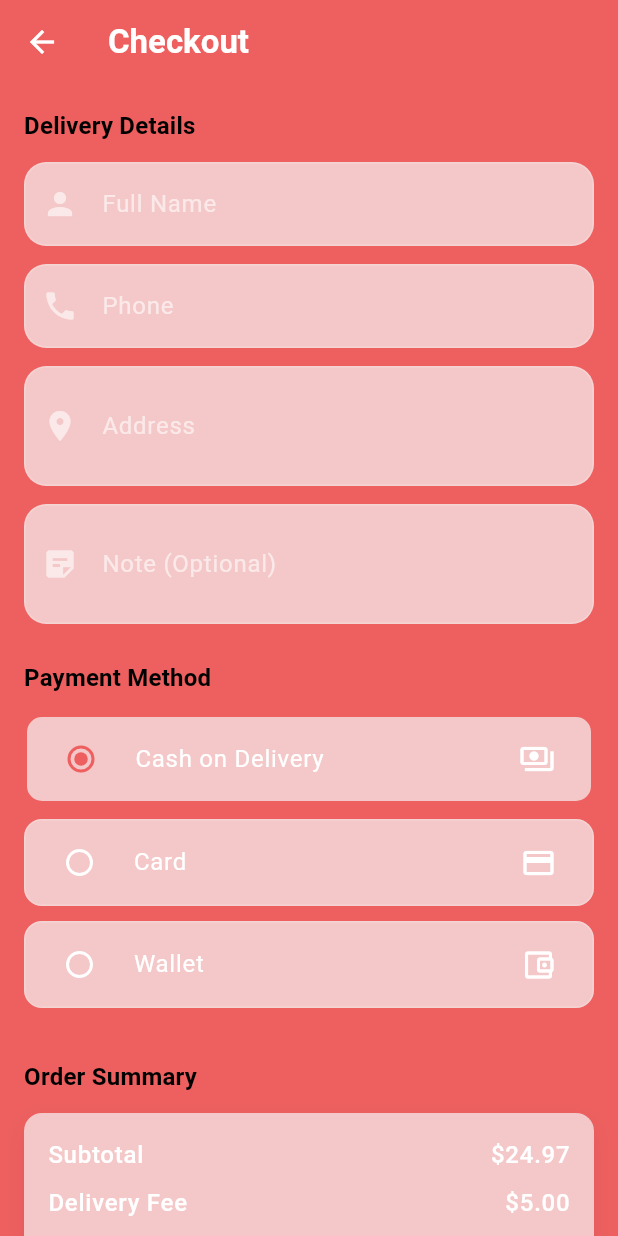
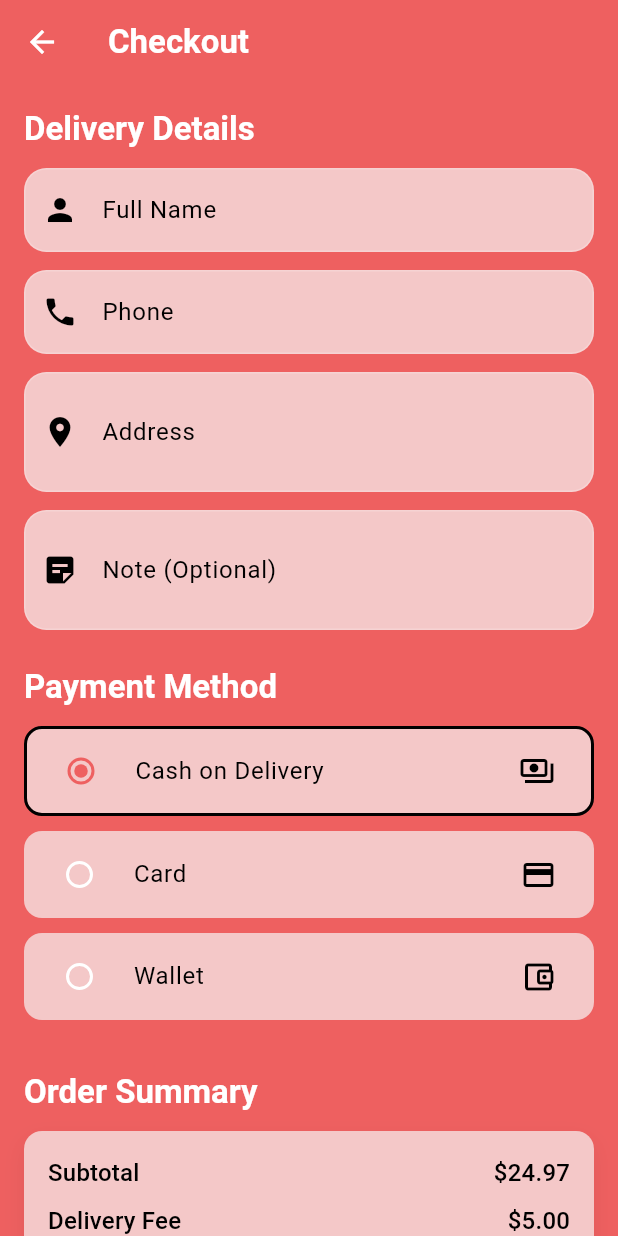
Before and after one commit to sayedulmorsalin/RFC, a Flutter app: the CartPage screen opened by its route, after a tap on the "add circle outline" icon, after a tap on "Proceed to Checkout", on a phone screen of 412 x 824 dp. Run offline on Flutter 3.47's test engine with Material 3 defaults, Android fonts, the phone set to English and light mode, and no system bars; our stand-ins replace get; network calls fail.

Commit message:
color are set accroding to the theme

```diff
--- a/lib/components/textfield.dart
+++ b/lib/components/textfield.dart
@@ -50,7 +50,6 @@ class _CustomTextFieldState extends State<CustomTextField> {
       maxLines: _obscureText ? 1 : widget.maxLines,
       minLines: widget.minLines,
 
-
       style: TextStyle(color: textColor),
 
       cursorColor: scheme.primary,
@@ -59,9 +58,16 @@ class _CustomTextFieldState extends State<CustomTextField> {
         labelText: widget.labelText,
         hintText: widget.hintText,
 
-        labelStyle: TextStyle(color: muted),
-        hintStyle: TextStyle(color: muted),
-        prefixIcon: Icon(widget.prefixIcon, color: muted),
+        labelStyle: TextStyle(
+          color: Theme.of(context).textTheme.titleMedium?.color?.withOpacity(1),
+        ),
+        hintStyle: TextStyle(
+          color: Theme.of(context).textTheme.titleMedium?.color?.withOpacity(1),
+        ),
+        prefixIcon: Icon(
+          widget.prefixIcon,
+          color: Theme.of(context).textTheme.titleMedium?.color?.withOpacity(1),
+        ),
 
         suffixIcon: widget.isPasswordField
             ? IconButton(
--- a/lib/theme/app_theme.dart
+++ b/lib/theme/app_theme.dart
@@ -8,11 +8,9 @@ class AppTheme {
 
   static ThemeData light() {
     final ColorScheme scheme = const ColorScheme.light(
-      background: background,
       surface: surface,
       primary: primary,
       onPrimary: Colors.white,
-      onBackground: text,
       onSurface: text,
     );
 
--- a/lib/views/product/cart.dart
+++ b/lib/views/product/cart.dart
@@ -81,15 +81,12 @@ class _CartPageState extends State<CartPage> {
                   style: TextStyle(
                     fontSize: 16,
                     fontWeight: FontWeight.bold,
-                    color: scheme.onBackground,
+                    color: scheme.onSurface,
                   ),
                 ),
                 Text(
                   '\$${item['price'].toStringAsFixed(2)}',
-                  style: TextStyle(
-                    fontSize: 16,
-                    color: scheme.onBackground.withOpacity(0.8),
-                  ),
+                  style: TextStyle(fontSize: 16, color: scheme.onSurface),
                 ),
               ],
             ),
@@ -106,7 +103,7 @@ class _CartPageState extends State<CartPage> {
     return Row(
       children: [
         IconButton(
-          icon: Icon(Icons.remove_circle_outline, color: scheme.onBackground),
+          icon: Icon(Icons.remove_circle_outline, color: scheme.onSurface),
           onPressed: () {
             setState(() {
               if (item['quantity'] > 1) {
@@ -117,10 +114,10 @@ class _CartPageState extends State<CartPage> {
         ),
         Text(
           item['quantity'].toString(),
-          style: TextStyle(fontSize: 16, color: scheme.onBackground),
+          style: TextStyle(fontSize: 16, color: scheme.onSurface),
         ),
         IconButton(
-          icon: Icon(Icons.add_circle_outline, color: scheme.onBackground),
+          icon: Icon(Icons.add_circle_outline, color: scheme.onSurface),
           onPressed: () {
             setState(() {
               item['quantity']++;
@@ -160,11 +157,21 @@ class _CartPageState extends State<CartPage> {
             children: [
               Text(
                 'Subtotal',
-                style: TextStyle(fontSize: 16, color: scheme.onSurface),
+                style: TextStyle(
+                  fontSize: 16,
+                  color: Theme.of(
+                    context,
+                  ).textTheme.titleMedium?.color?.withOpacity(0.6),
+                ),
               ),
               Text(
                 '\$${subtotal.toStringAsFixed(2)}',
-                style: TextStyle(fontSize: 16, color: scheme.onSurface),
+                style: TextStyle(
+                  fontSize: 16,
+                  color: Theme.of(
+                    context,
+                  ).textTheme.titleMedium?.color?.withOpacity(0.6),
+                ),
               ),
             ],
           ),
@@ -174,11 +181,21 @@ class _CartPageState extends State<CartPage> {
             children: [
               Text(
                 'Delivery Fee',
-                style: TextStyle(fontSize: 16, color: scheme.onSurface),
+                style: TextStyle(
+                  fontSize: 16,
+                  color: Theme.of(
+                    context,
+                  ).textTheme.titleMedium?.color?.withOpacity(0.6),
+                ),
               ),
               Text(
                 '\$${deliveryFee.toStringAsFixed(2)}',
-                style: TextStyle(fontSize: 16, color: scheme.onSurface),
+                style: TextStyle(
+                  fontSize: 16,
+                  color: Theme.of(
+                    context,
+                  ).textTheme.titleMedium?.color?.withOpacity(0.6),
+                ),
               ),
             ],
           ),
@@ -191,7 +208,9 @@ class _CartPageState extends State<CartPage> {
                 style: TextStyle(
                   fontSize: 20,
                   fontWeight: FontWeight.bold,
-                  color: scheme.onSurface,
+                  color: Theme.of(
+                    context,
+                  ).textTheme.titleMedium?.color?.withOpacity(0.6),
                 ),
               ),
               Text(
@@ -199,7 +218,9 @@ class _CartPageState extends State<CartPage> {
                 style: TextStyle(
                   fontSize: 20,
                   fontWeight: FontWeight.bold,
-                  color: scheme.onSurface,
+                  color: Theme.of(
+                    context,
+                  ).textTheme.titleMedium?.color?.withOpacity(0.6),
                 ),
               ),
             ],
@@ -208,7 +229,6 @@ class _CartPageState extends State<CartPage> {
           ElevatedButton(
             style: ElevatedButton.styleFrom(
               minimumSize: const Size(double.infinity, 50),
-              // primary: Colors.redAccent,
             ),
             onPressed: () {
               Get.toNamed('/checkout');
--- a/lib/views/product/checkout.dart
+++ b/lib/views/product/checkout.dart
@@ -34,7 +34,10 @@ class _CheckoutState extends State<Checkout> {
 
     return Scaffold(
       appBar: AppBar(
-        title: const Text('Checkout', style: TextStyle(fontWeight: FontWeight.bold)),
+        title: const Text(
+          'Checkout',
+          style: TextStyle(fontWeight: FontWeight.bold),
+        ),
       ),
       body: SingleChildScrollView(
         padding: const EdgeInsets.all(16),
@@ -97,9 +100,17 @@ class _CheckoutState extends State<Checkout> {
 
               _buildSectionTitle(context, 'Payment Method'),
               const SizedBox(height: 12),
-              _buildPaymentTile(context, 'Cash on Delivery', Icons.payments_outlined),
+              _buildPaymentTile(
+                context,
+                'Cash on Delivery',
+                Icons.payments_outlined,
+              ),
               _buildPaymentTile(context, 'Card', Icons.credit_card),
-              _buildPaymentTile(context, 'Wallet', Icons.account_balance_wallet_outlined),
+              _buildPaymentTile(
+                context,
+                'Wallet',
+                Icons.account_balance_wallet_outlined,
+              ),
               const SizedBox(height: 24),
 
               _buildSectionTitle(context, 'Order Summary'),
@@ -112,7 +123,9 @@ class _CheckoutState extends State<Checkout> {
                 onPressed: () {
                   if (_formKey.currentState!.validate()) {
                     ScaffoldMessenger.of(context).showSnackBar(
-                      const SnackBar(content: Text('Order placed successfully')),
+                      const SnackBar(
+                        content: Text('Order placed successfully'),
+                      ),
                     );
                   }
                 },
@@ -121,7 +134,10 @@ class _CheckoutState extends State<Checkout> {
               Text(
                 'By placing this order, you agree to our terms.',
                 textAlign: TextAlign.center,
-                style: TextStyle(color: scheme.onBackground.withOpacity(0.6), fontSize: 12),
+                style: TextStyle(
+                  color: scheme.onSurface.withOpacity(0.6),
+                  fontSize: 12,
+                ),
               ),
             ],
           ),
@@ -133,7 +149,9 @@ class _CheckoutState extends State<Checkout> {
   Widget _buildSectionTitle(BuildContext context, String title) {
     return Text(
       title,
-      style: Theme.of(context).textTheme.titleMedium?.copyWith(fontWeight: FontWeight.bold),
+      style: Theme.of(
+        context,
+      ).textTheme.titleLarge?.copyWith(fontWeight: FontWeight.bold),
     );
   }
 
@@ -147,7 +165,9 @@ class _CheckoutState extends State<Checkout> {
         color: scheme.surface,
         borderRadius: BorderRadius.circular(12),
         border: Border.all(
-          color: selected ? scheme.primary : scheme.onSurface.withOpacity(0.2),
+          color: selected
+              ? Theme.of(context).textTheme.titleMedium!.color!
+              : Colors.transparent,
           width: selected ? 2 : 1,
         ),
       ),
@@ -161,8 +181,18 @@ class _CheckoutState extends State<Checkout> {
             _paymentMethod = value;
           });
         },
-        title: Text(label, style: TextStyle(color: scheme.onSurface)),
-        secondary: Icon(icon, color: scheme.onSurface),
+        title: Text(
+          label,
+          style: TextStyle(
+            color: Theme.of(
+              context,
+            ).textTheme.titleMedium?.color?.withOpacity(1),
+          ),
+        ),
+        secondary: Icon(
+          icon,
+          color: Theme.of(context).textTheme.titleMedium?.color?.withOpacity(1),
+        ),
       ),
     );
   }
@@ -190,7 +220,11 @@ class _CheckoutState extends State<Checkout> {
         children: [
           _summaryRow(context, 'Subtotal', '\$${subtotal.toStringAsFixed(2)}'),
           const SizedBox(height: 8),
-          _summaryRow(context, 'Delivery Fee', '\$${delivery.toStringAsFixed(2)}'),
+          _summaryRow(
+            context,
+            'Delivery Fee',
+            '\$${delivery.toStringAsFixed(2)}',
+          ),
           const Divider(height: 24),
           _summaryRow(
             context,
@@ -203,8 +237,13 @@ class _CheckoutState extends State<Checkout> {
     );
   }
 
-  Widget _summaryRow(BuildContext context, String label, String value, {bool isTotal = false}) {
-    final TextStyle? base = Theme.of(context).textTheme.bodyLarge;
+  Widget _summaryRow(
+    BuildContext context,
+    String label,
+    String value, {
+    bool isTotal = false,
+  }) {
+    final TextStyle? base = Theme.of(context).textTheme.titleMedium;
     final TextStyle? style = base?.copyWith(
       fontWeight: isTotal ? FontWeight.bold : FontWeight.w500,
       fontSize: isTotal ? 18 : 16,
```
Also changed, not shown: lib/views/product/home/home.dart (+7 -11 lines), lib/views/profile/user_profile.dart (+24 -7 lines). Lines whose indentation alone changed are shown as unchanged.
